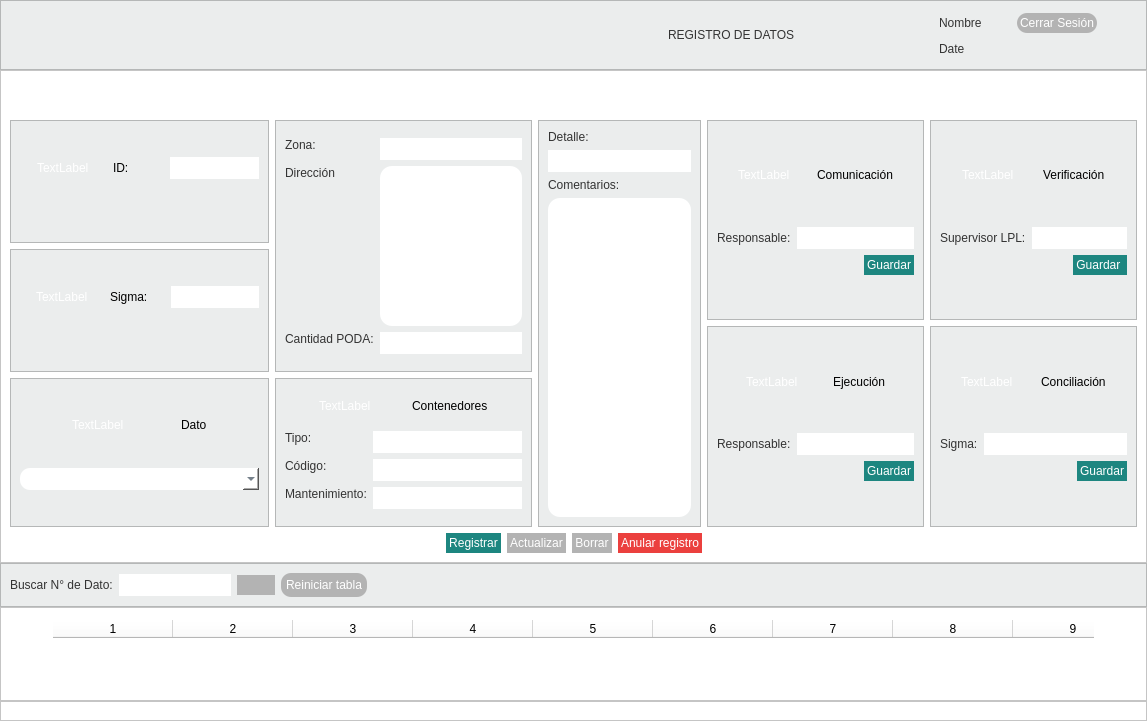
The window that registro_datos.ui (altitude-solutions/Operador_Radio) describes before a commit, drawn with Qt 5.
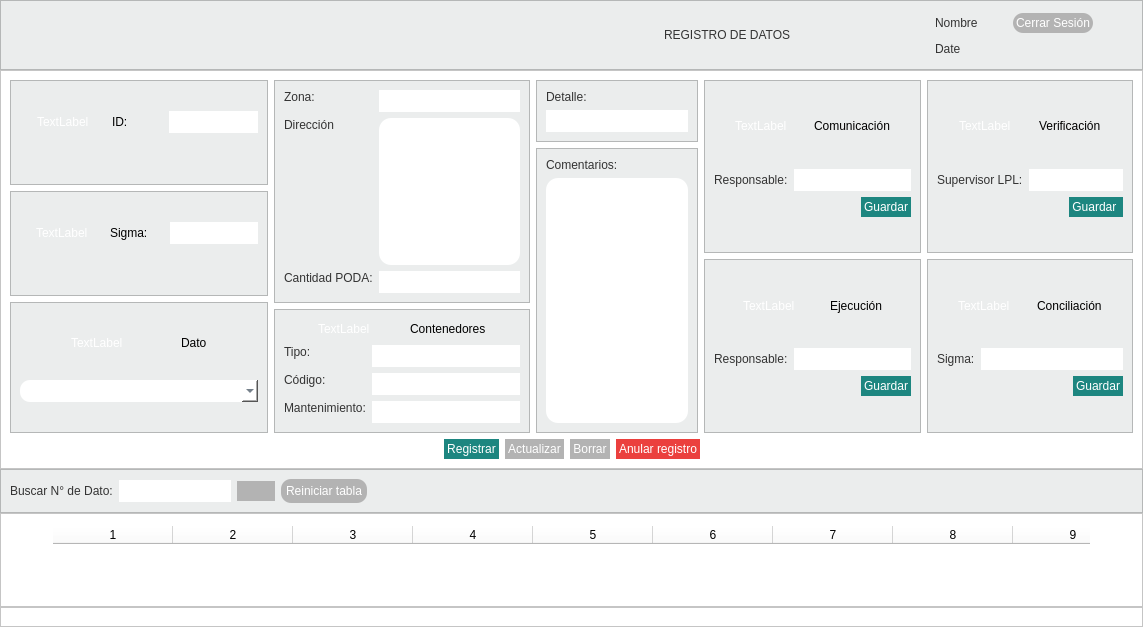
The same window after the commit.

What changed in the file:
```diff
--- a/registro_datos.ui
+++ b/registro_datos.ui
@@ -6,14 +6,14 @@
    <rect>
     <x>0</x>
     <y>0</y>
-    <width>1147</width>
-    <height>721</height>
+    <width>1143</width>
+    <height>627</height>
    </rect>
   </property>
   <property name="windowTitle">
    <string>Form</string>
   </property>
-  <layout class="QVBoxLayout" name="verticalLayout_8">
+  <layout class="QVBoxLayout" name="verticalLayout_10">
    <property name="spacing">
     <number>0</number>
    </property>
@@ -250,43 +250,17 @@
      <property name="frameShadow">
       <enum>QFrame::Raised</enum>
      </property>
-     <layout class="QVBoxLayout" name="verticalLayout_7">
-      <item>
-       <spacer name="horizontalSpacer_4">
-        <property name="orientation">
-         <enum>Qt::Horizontal</enum>
-        </property>
-        <property name="sizeHint" stdset="0">
-         <size>
-          <width>29</width>
-          <height>20</height>
-         </size>
-        </property>
-       </spacer>
-      </item>
-      <item>
-       <spacer name="horizontalSpacer_3">
-        <property name="orientation">
-         <enum>Qt::Horizontal</enum>
-        </property>
-        <property name="sizeHint" stdset="0">
-         <size>
-          <width>29</width>
-          <height>20</height>
-         </size>
-        </property>
-       </spacer>
-      </item>
+     <layout class="QVBoxLayout" name="verticalLayout_9">
       <item>
        <layout class="QHBoxLayout" name="horizontalLayout_2">
         <item>
-         <spacer name="horizontalSpacer_7">
+         <spacer name="horizontalSpacer_4">
           <property name="orientation">
            <enum>Qt::Horizontal</enum>
           </property>
           <property name="sizeHint" stdset="0">
            <size>
-            <width>40</width>
+            <width>29</width>
             <height>20</height>
            </size>
           </property>
@@ -1151,6 +1125,8 @@
          </layout>
         </item>
         <item>
+         <layout class="QVBoxLayout" name="verticalLayout_8">
+          <item>
          <widget class="QFrame" name="frame_10">
           <property name="styleSheet">
            <string notr="true">background-color:#EBEDED;</string>
@@ -1207,6 +1183,23 @@
                </item>
               </layout>
              </item>
+              </layout>
+             </item>
+            </layout>
+           </widget>
+          </item>
+          <item>
+           <widget class="QFrame" name="frame_16">
+            <property name="styleSheet">
+             <string notr="true">background-color:#EBEDED;</string>
+            </property>
+            <property name="frameShape">
+             <enum>QFrame::StyledPanel</enum>
+            </property>
+            <property name="frameShadow">
+             <enum>QFrame::Raised</enum>
+            </property>
+            <layout class="QVBoxLayout" name="verticalLayout_7">
              <item>
               <layout class="QVBoxLayout" name="verticalLayout_24">
                <item>
@@ -1244,9 +1237,9 @@
               </layout>
              </item>
             </layout>
-           </item>
-          </layout>
-         </widget>
+           </widget>
+          </item>
+         </layout>
         </item>
         <item>
          <layout class="QGridLayout" name="gridLayout_2">
```
Lines whose indentation alone changed are shown as unchanged.
